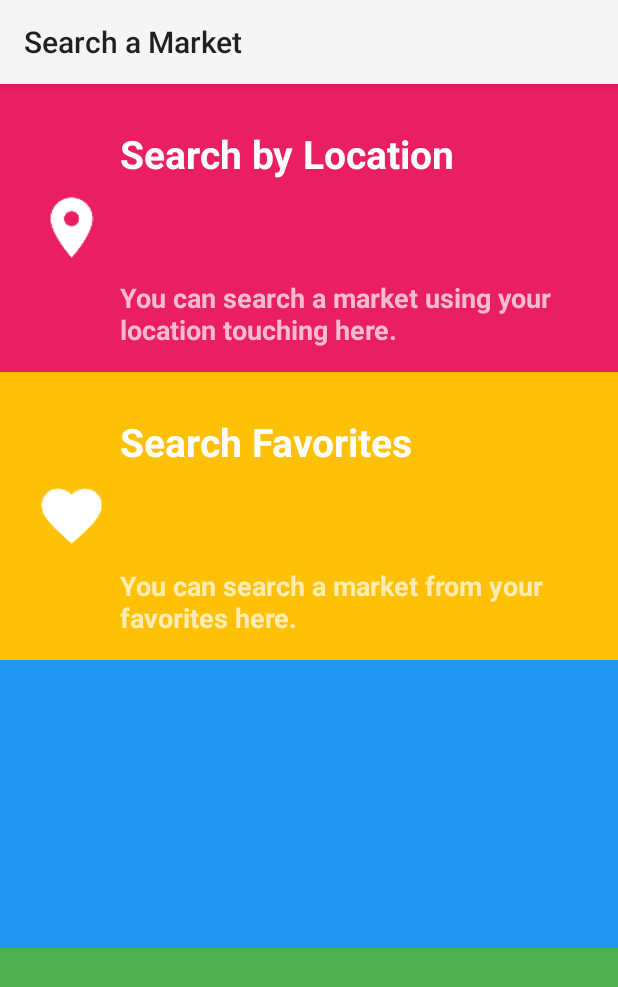
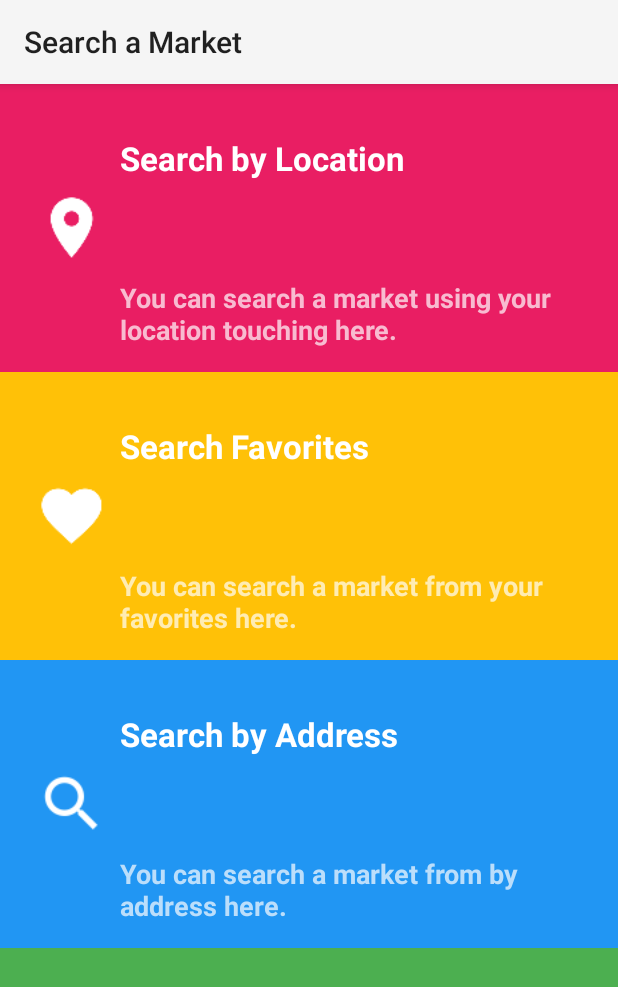
Before and after one commit to LaMaldicionDeMandos/social-pricing-android, an Android app: the screen it shows after launch (InitActivity), on a phone screen of 412 x 824 dp. Shown: the top 987 px of the screen. Run offline under Robolectric (Android 15) with nearby library versions, the phone set to English and light mode, and no system bars; 1 statement that could not run was skipped.

Commit message:
agrego busqueda por direccion

```diff
--- a/social-pricing/app/src/main/res/layout/activity_init.xml
+++ b/social-pricing/app/src/main/res/layout/activity_init.xml
@@ -91,7 +91,7 @@
             android:layout_alignLeft="@+id/favoriteTitle"
             android:layout_alignStart="@+id/favoriteTitle" />
     </RelativeLayout>
-    <FrameLayout
+    <RelativeLayout
         android:layout_width="match_parent"
         android:layout_height="match_parent"
         android:paddingLeft="@dimen/activity_horizontal_margin"
@@ -100,7 +100,39 @@
         android:paddingBottom="@dimen/activity_vertical_margin"
         android:layout_weight="1"
         android:background="@color/blue_panel">
-    </FrameLayout>
+        <ImageView
+            android:layout_width="@dimen/default_icon"
+            android:layout_height="@dimen/default_icon"
+            android:id="@+id/searchIcon"
+            android:layout_margin="@dimen/item_margin"
+            android:background="@drawable/ic_search_white_36dp"
+            android:contentDescription="@string/search_desc"
+            android:layout_centerVertical="true"
+            android:layout_alignParentLeft="true"
+            android:layout_alignParentStart="true" />
+
+        <TextView
+            android:layout_width="wrap_content"
+            android:layout_height="wrap_content"
+            style="@style/TitleTextWhite"
+            android:text="@string/search_by_search_title"
+            android:id="@+id/searchTitle"
+            android:layout_toRightOf="@+id/searchIcon"
+            android:layout_toEndOf="@+id/searchIcon"
+            android:layout_above="@+id/searchIcon"
+            />
+
+        <TextView
+            android:layout_width="wrap_content"
+            android:layout_height="wrap_content"
+            style="@style/DescText"
+            android:text="@string/search_by_search_desc"
+            android:textColor="@color/blue_text_desc"
+            android:id="@+id/searchDesc"
+            android:layout_alignParentBottom="true"
+            android:layout_alignLeft="@+id/searchTitle"
+            android:layout_alignStart="@+id/searchTitle" />
+    </RelativeLayout>
     <FrameLayout
         android:layout_width="match_parent"
         android:layout_height="match_parent"
--- a/social-pricing/app/src/main/res/values-xhdpi/dimens.xml
+++ b/social-pricing/app/src/main/res/values-xhdpi/dimens.xml
@@ -6,7 +6,7 @@
     <dimen name="primary_button_text">20sp</dimen>
 
     <!-- Text -->
-    <dimen name="text_title">26sp</dimen>
+    <dimen name="text_title">22sp</dimen>
     <dimen name="text_desc">18sp</dimen>
 
     <!-- Icons -->
--- a/social-pricing/app/src/main/res/values/colors.xml
+++ b/social-pricing/app/src/main/res/values/colors.xml
@@ -9,4 +9,5 @@
     <!-- Text -->
     <color name="pink_text_desc">#f8bbd0</color>
     <color name="yellow_text_desc">#ffecb3</color>
+    <color name="blue_text_desc">#bbdefb</color>
 </resources>
--- a/social-pricing/app/src/main/res/values/strings.xml
+++ b/social-pricing/app/src/main/res/values/strings.xml
@@ -13,11 +13,16 @@
     <!-- Content description -->
     <string name="location_desc">Location</string>
     <string name="favorite_desc">Favorite</string>
+    <string name="search_desc">Search</string>
 
     <!-- Info -->
     <string name="search_by_location_title">Search by Location</string>
     <string name="search_by_location_desc">You can search a market using your location touching here.</string>
+
     <string name="search_by_favorite_title">Search Favorites</string>
     <string name="search_by_favorite_desc">You can search a market from your favorites here.</string>
 
+    <string name="search_by_search_title">Search by Address</string>
+    <string name="search_by_search_desc">You can search a market from by address here.</string>
+
 </resources>
```
Also changed, not shown: social-pricing/app/src/main/res/drawable-hdpi/ic_search_white_36dp.png (added), social-pricing/app/src/main/res/drawable-mdpi/ic_search_white_36dp.png (added), social-pricing/app/src/main/res/drawable-xhdpi/ic_search_white_36dp.png (added), social-pricing/app/src/main/res/drawable-xxhdpi/ic_search_white_36dp.png (added), social-pricing/app/src/main/res/drawable-xxxhdpi/ic_search_white_36dp.png (added), 1 other file.
